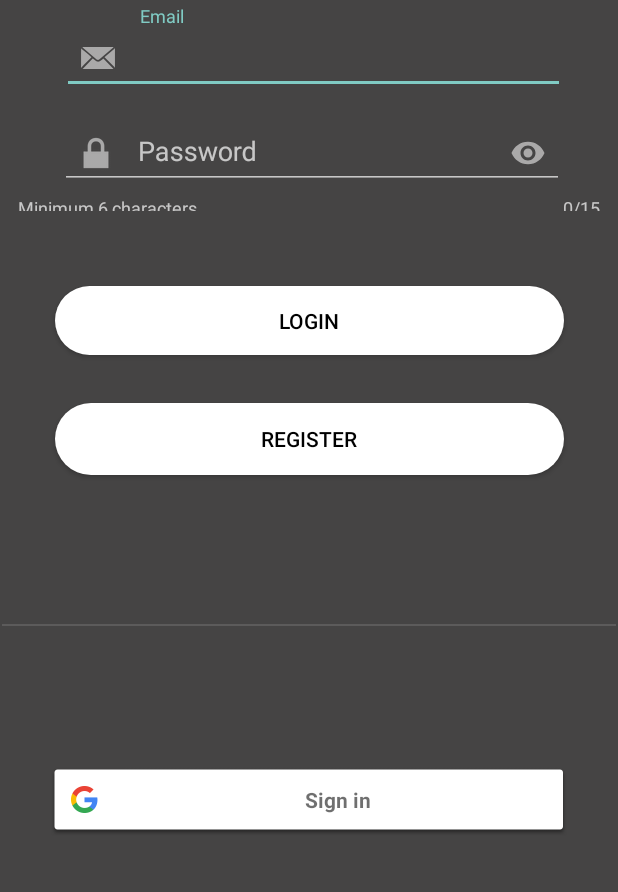
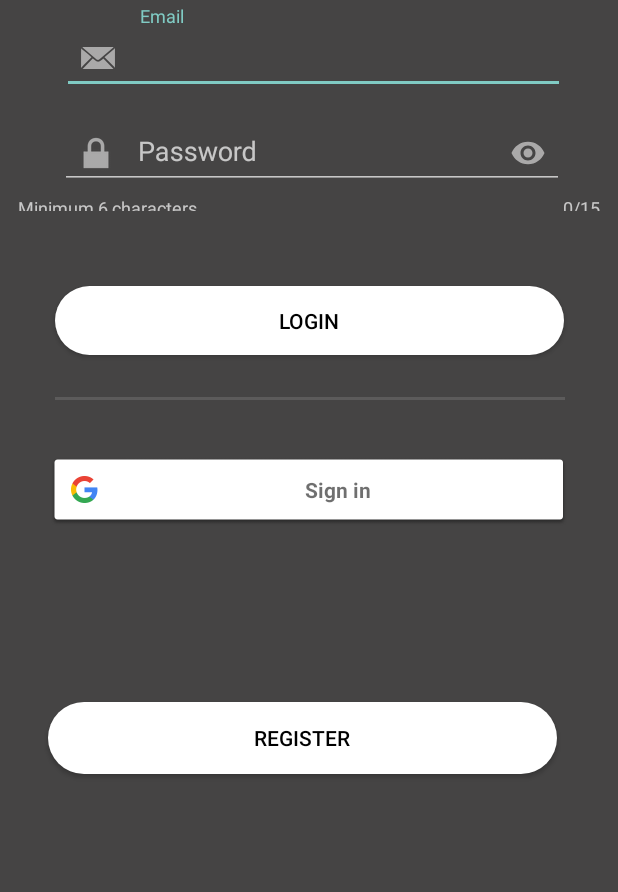
Before and after one commit to xlcod/SocialMeet, an Android app: the screen it shows after launch (MainActivity), on a phone screen of 412 x 824 dp, the part 278-1170 px from its top. Run offline under Robolectric (Android 15) with nearby library versions, the phone set to English and light mode, and no system bars; our stand-ins replace CircleImageView, Firebase (no records; nobody signed in at launch, a user with empty details on screens opened directly).

Commit message:
Login View Modificate

```diff
--- a/app/src/main/res/layout/activity_main.xml
+++ b/app/src/main/res/layout/activity_main.xml
@@ -69,10 +69,10 @@
         android:layout_marginStart="32dp"
         android:layout_marginTop="50dp"
         android:layout_marginEnd="32dp"
+        android:background="@drawable/rounded_button"
         android:hapticFeedbackEnabled="true"
+        android:text="Login"
         android:textColor="@android:color/black"
-        android:background="@drawable/rounded_button"
-        android:text="Login"
         app:layout_constraintEnd_toEndOf="parent"
         app:layout_constraintStart_toStartOf="parent"
         app:layout_constraintTop_toBottomOf="@+id/passwordLogin" />
@@ -83,14 +83,17 @@
         android:layout_width="339dp"
         android:layout_height="48dp"
         android:layout_marginStart="32dp"
-        android:layout_marginTop="32dp"
+        android:layout_marginTop="50dp"
         android:layout_marginEnd="32dp"
-        android:textColor="@android:color/black"
+        android:layout_marginBottom="55dp"
         android:background="@drawable/rounded_button"
         android:text="Register"
+        android:textColor="@android:color/black"
+        app:layout_constraintBottom_toBottomOf="parent"
         app:layout_constraintEnd_toEndOf="parent"
+        app:layout_constraintHorizontal_bias="0.0"
         app:layout_constraintStart_toStartOf="parent"
-        app:layout_constraintTop_toBottomOf="@+id/loginButton" />
+        app:layout_constraintTop_toBottomOf="@+id/google_button" />
 
     <com.google.android.gms.common.SignInButton
         android:id="@+id/google_button"
@@ -98,13 +101,11 @@
         android:layout_height="wrap_content"
         android:layout_marginStart="32dp"
         android:layout_marginEnd="32dp"
-        android:layout_marginBottom="32dp"
-        app:layout_constraintBottom_toBottomOf="parent"
         app:layout_constraintEnd_toEndOf="parent"
         app:layout_constraintHorizontal_bias="0.0"
         app:layout_constraintStart_toStartOf="parent"
-        app:layout_constraintTop_toBottomOf="@+id/registerButton"
-        app:layout_constraintVertical_bias="0.796" />
+        android:layout_marginTop="35dp"
+        app:layout_constraintTop_toBottomOf="@+id/divider2" />
 
     <de.hdodenhof.circleimageview.CircleImageView
         android:id="@+id/profile_image"
@@ -120,16 +121,13 @@
 
     <View
         android:id="@+id/divider2"
-        android:layout_width="409dp"
-        android:layout_height="1dp"
-        android:layout_marginTop="32dp"
-        android:layout_marginBottom="32dp"
+        android:layout_width="340dp"
+        android:layout_height="2dp"
+        android:layout_marginTop="28dp"
         android:background="?android:attr/listDivider"
-        app:layout_constraintBottom_toTopOf="@+id/google_button"
-        app:layout_constraintEnd_toEndOf="parent"
-        app:layout_constraintStart_toStartOf="parent"
-        app:layout_constraintTop_toBottomOf="@+id/registerButton"
-        app:layout_constraintVertical_bias="0.533" />
+        app:layout_constraintEnd_toEndOf="@+id/loginButton"
+        app:layout_constraintStart_toStartOf="@+id/loginButton"
+        app:layout_constraintTop_toBottomOf="@+id/loginButton" />
 
 
 </androidx.constraintlayout.widget.ConstraintLayout>
```
